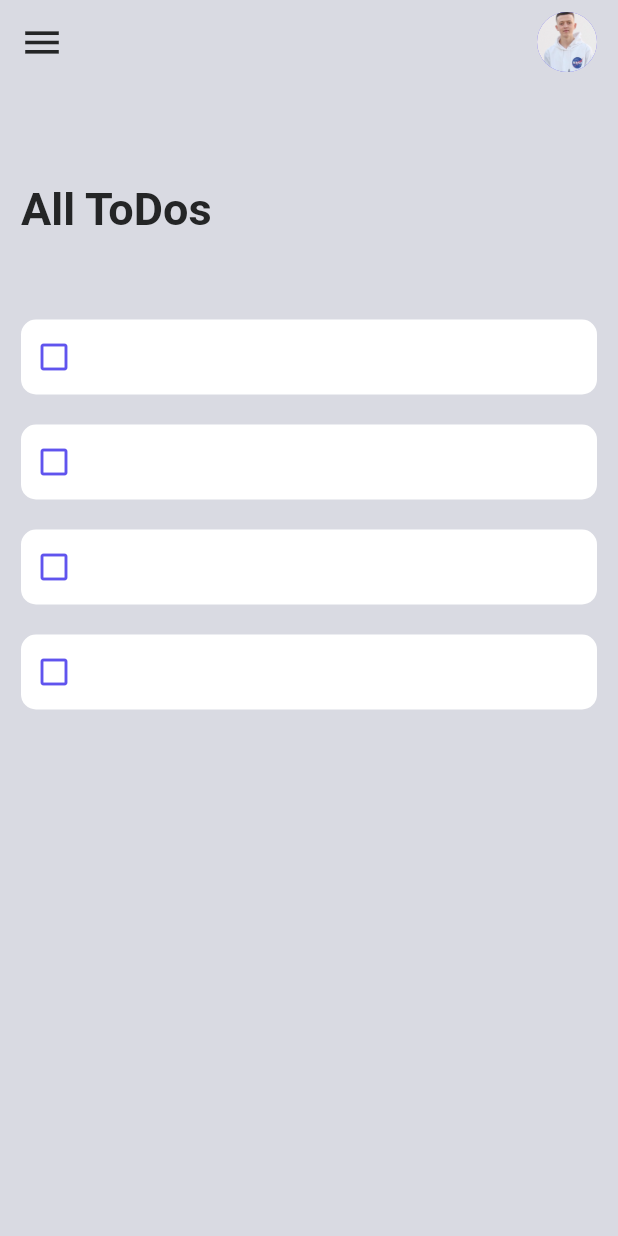
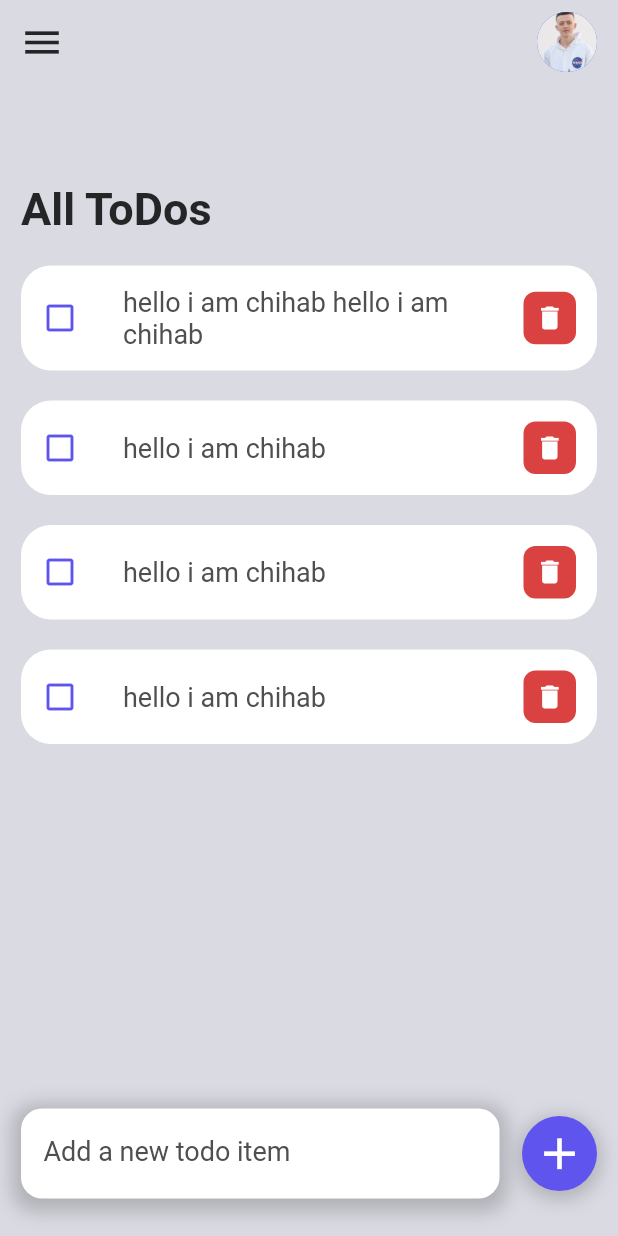
Before and after one commit to ChihabLahmari/ToDo_App, a Flutter app: the screen it shows after launch, on a phone screen of 412 x 824 dp. Run offline on Flutter 3.47's test engine with Material 2 defaults, Android fonts, the light colour scheme and no system bars; our stand-ins replace lottie.

Commit message:
UPD update main screen UI

```diff
--- a/lib/presentation/main/main_view.dart
+++ b/lib/presentation/main/main_view.dart
@@ -6,6 +6,7 @@ import 'package:todo_app/presentation/resources/app_size.dart';
 import 'package:todo_app/presentation/resources/app_strings.dart';
 import 'package:todo_app/presentation/resources/assets_manager.dart';
 import 'package:todo_app/presentation/resources/color_manager.dart';
+import 'package:todo_app/presentation/resources/font_manager.dart';
 
 class MainView extends StatefulWidget {
   const MainView({super.key});
@@ -15,8 +16,9 @@ class MainView extends StatefulWidget {
 }
 
 class _MainViewState extends State<MainView> {
+  final TextEditingController _toDoTextEditingController = TextEditingController();
   List<String> todoList = [
-    'hello i am chihab',
+    'hello i am chihab hello i am chihab',
     'hello i am chihab',
     'hello i am chihab',
     'hello i am chihab',
@@ -50,9 +52,10 @@ class _MainViewState extends State<MainView> {
         ],
       ),
       body: Padding(
-        padding: const EdgeInsets.symmetric(
-            vertical: AppSize.s10, horizontal: AppSize.s14),
-        child: SingleChildScrollView(
+        padding: const EdgeInsets.symmetric(vertical: AppSize.s10, horizontal: AppSize.s14),
+        child: Stack(
+          children: [
+            SingleChildScrollView(
               child: Column(
                 crossAxisAlignment: CrossAxisAlignment.start,
                 children: [
@@ -68,6 +71,7 @@ class _MainViewState extends State<MainView> {
                     ),
                   ),
                   ListView.separated(
+                    padding: const EdgeInsets.symmetric(vertical: AppSize.s20),
                     scrollDirection: Axis.vertical,
                     shrinkWrap: true,
                     physics: const ClampingScrollPhysics(),
@@ -77,20 +81,45 @@ class _MainViewState extends State<MainView> {
                     },
                     itemBuilder: (context, index) {
                       return Container(
-                    width: double.infinity,
-                    height: AppSize.s50,
                         decoration: BoxDecoration(
-                      borderRadius: BorderRadius.circular(AppSize.s10),
+                          borderRadius: BorderRadius.circular(AppSize.s20),
                           color: ColorManager.white,
                         ),
                         child: Padding(
-                      padding: EdgeInsets.all(AppSize.s10),
+                          padding: const EdgeInsets.all(AppSize.s14),
                           child: Row(
                             children: [
                               Icon(
                                 Icons.check_box_outline_blank,
                                 color: ColorManager.purple,
-                          )
+                              ),
+                              const SizedBox(width: AppSize.s30),
+                              Expanded(
+                                child: Text(
+                                  todoList[index],
+                                  style: TextStyle(
+                                    color: ColorManager.grey,
+                                    fontSize: FontSize.s18,
+                                    fontWeight: FontWeightManager.medium,
+                                  ),
+                                ),
+                              ),
+                              const SizedBox(width: AppSize.s30),
+                              Container(
+                                height: AppSize.s35,
+                                width: AppSize.s35,
+                                decoration: BoxDecoration(
+                                  borderRadius: BorderRadius.circular(AppSize.s8),
+                                  color: ColorManager.red,
+                                ),
+                                child: Center(
+                                  child: Icon(
+                                    Icons.delete,
+                                    color: ColorManager.white,
+                                    size: AppSize.s20,
+                                  ),
+                                ),
+                              ),
                             ],
                           ),
                         ),
@@ -100,6 +129,82 @@ class _MainViewState extends State<MainView> {
                 ],
               ),
             ),
+            Padding(
+              padding: const EdgeInsets.only(bottom: AppSize.s15),
+              child: Align(
+                alignment: Alignment.bottomCenter,
+                child: Row(
+                  children: [
+                    Expanded(
+                      child: Container(
+                        height: AppSize.s60,
+                        decoration: BoxDecoration(
+                          color: Colors.white,
+                          borderRadius: BorderRadius.circular(AppSize.s14),
+                          boxShadow: [
+                            BoxShadow(
+                              color: ColorManager.grey.withOpacity(0.3),
+                              spreadRadius: 5,
+                              blurRadius: 10,
+                              offset: const Offset(0, 3),
+                            ),
+                          ],
+                        ),
+                        child: Padding(
+                          // padding: const EdgeInsets.all(AppSize.s10),
+                          padding: const EdgeInsets.only(left: AppSize.s10, right: AppSize.s10),
+                          child: Center(
+                            child: TextFormField(
+                              controller: _toDoTextEditingController,
+                              decoration: InputDecoration(
+                                label: const Text(AppStrings.addNewToDo),
+                                floatingLabelBehavior: FloatingLabelBehavior.never,
+                                border: InputBorder.none,
+                                contentPadding: const EdgeInsets.only(
+                                  left: AppSize.s5,
+                                  right: AppSize.s5,
+                                  bottom: AppSize.s20,
+                                ),
+                                labelStyle: TextStyle(
+                                  color: ColorManager.grey,
+                                  fontSize: FontSize.s18,
+                                  fontWeight: FontWeightManager.medium,
+                                ),
+                              ),
+                            ),
+                          ),
+                        ),
+                      ),
+                    ),
+                    const SizedBox(width: AppSize.s15),
+                    Container(
+                      decoration: BoxDecoration(
+                        borderRadius: BorderRadius.circular(AppSize.s25),
+                        boxShadow: [
+                          BoxShadow(
+                            color: ColorManager.grey.withOpacity(0.3),
+                            spreadRadius: 2,
+                            blurRadius: 10,
+                            offset: const Offset(0, 3),
+                          ),
+                        ],
+                      ),
+                      child: CircleAvatar(
+                        maxRadius: AppSize.s25,
+                        backgroundColor: ColorManager.purple,
+                        child: Icon(
+                          Icons.add,
+                          size: AppSize.s35,
+                          color: ColorManager.white,
+                        ),
+                      ),
+                    )
+                  ],
+                ),
+              ),
+            ),
+          ],
+        ),
       ),
     );
   }
--- a/lib/presentation/resources/app_size.dart
+++ b/lib/presentation/resources/app_size.dart
@@ -1,8 +1,15 @@
 class AppSize {
   static const double s5 = 5.0;
+  static const double s8 = 8.0;
   static const double s10 = 10.0;
   static const double s14 = 14.0;
+  static const double s15 = 15.0;
   static const double s20 = 20.0;
+  static const double s25 = 25.0;
   static const double s30 = 30.0;
+  static const double s35 = 35.0;
   static const double s50 = 50.0;
+  static const double s60 = 60.0;
+  static const double s75 = 75.0;
+  static const double s100 = 100.0;
 }
--- a/lib/presentation/resources/app_strings.dart
+++ b/lib/presentation/resources/app_strings.dart
@@ -1,3 +1,4 @@
 class AppStrings {
   static const String allTodos = "All ToDos";
+  static const String addNewToDo = "Add a new todo item";
 }
--- /dev/null
+++ b/lib/presentation/resources/font_manager.dart
@@ -0,0 +1,16 @@
+import 'package:flutter/material.dart';
+
+class FontWeightManager {
+  static const FontWeight medium = FontWeight.w400;
+  static const FontWeight large = FontWeight.w600;
+}
+
+class FontSize {
+  static const double s12 = 12.0;
+  static const double s14 = 14.0;
+  static const double s16 = 16.0;
+  static const double s17 = 17.0;
+  static const double s18 = 18.0;
+  static const double s20 = 20.0;
+  static const double s22 = 22.0;
+}
```
Lines whose indentation alone changed are shown as unchanged.
